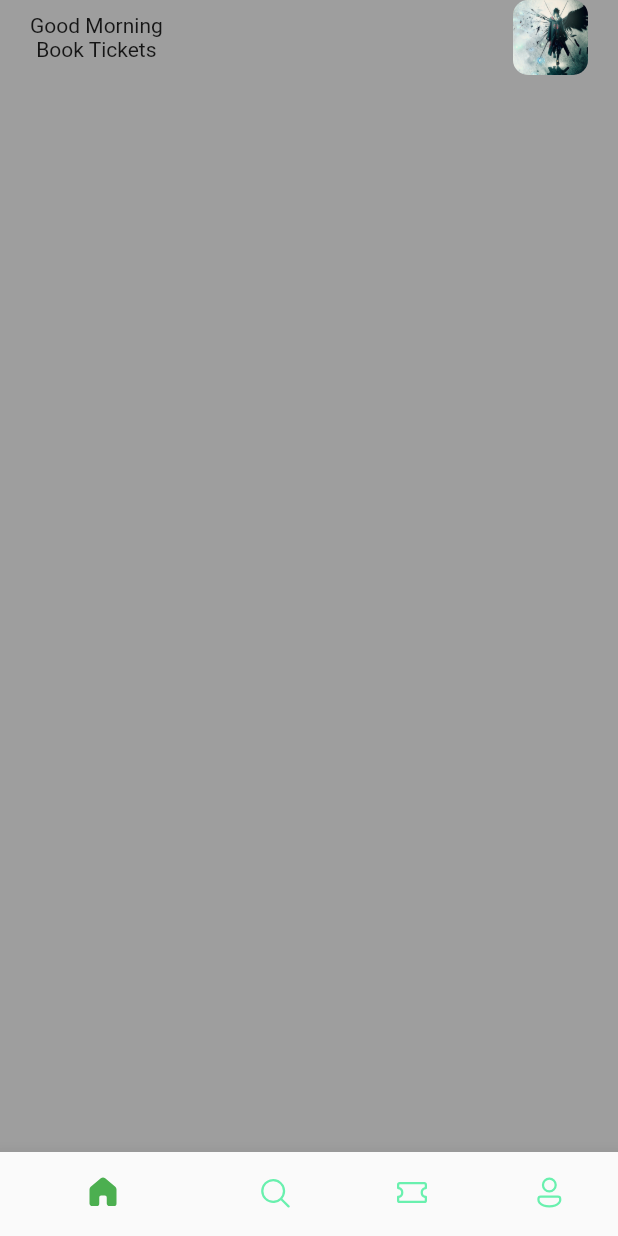
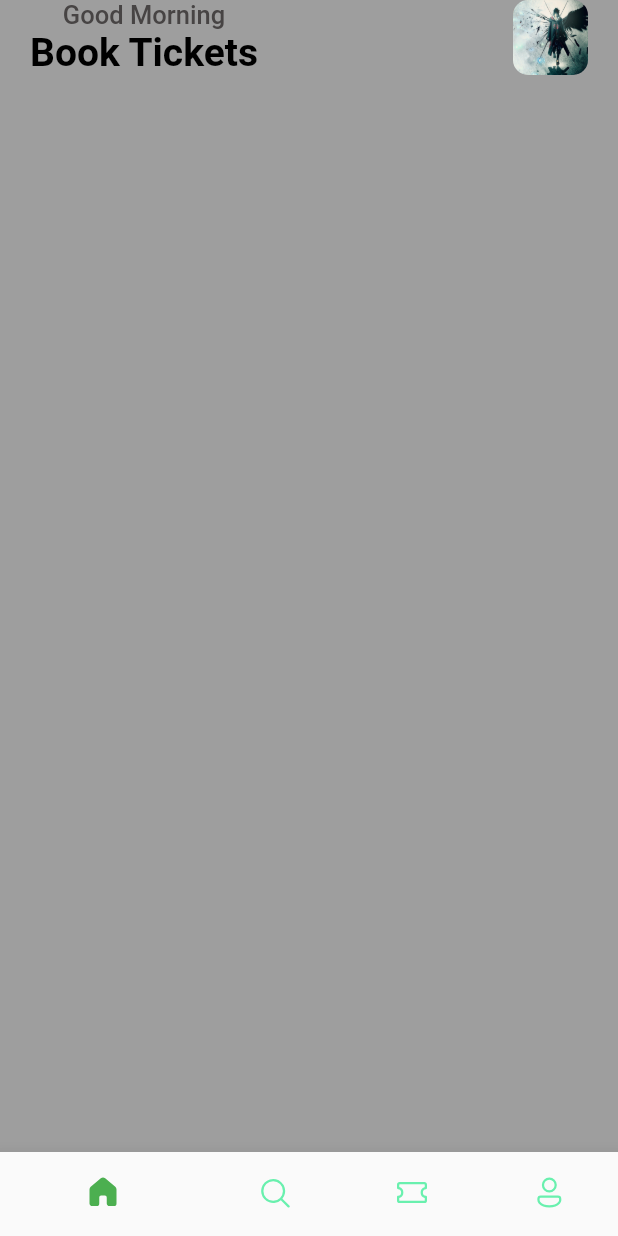
Before and after one commit to git-tolu/ticketbooking, a Flutter app: the screen it shows after launch, on a phone screen of 412 x 824 dp. Run offline on Flutter 3.47's test engine with Material 2 defaults, Android fonts, the phone set to English and light mode, and no system bars; our stand-ins replace fluentui_icons.

Commit message:
app styling

```diff
--- a/ticketbooking/lib/main.dart
+++ b/ticketbooking/lib/main.dart
@@ -1,4 +1,5 @@
 import 'package:flutter/material.dart';
+import 'package:ticketbooking/utils/app_styles.dart';
 import 'screens/bottom_dart.dart';
 
 void main() {
@@ -15,7 +16,7 @@ class MyApp extends StatelessWidget {
       debugShowCheckedModeBanner: false,
       title: 'Flutter Demo',
       theme: ThemeData(
-        primarySwatch: Colors.green,
+        primaryColor: primary,
       ),
       home: const BottomBar(),
     );
--- a/ticketbooking/lib/screens/home_screen.dart
+++ b/ticketbooking/lib/screens/home_screen.dart
@@ -2,6 +2,7 @@ import 'package:flutter/cupertino.dart';
 import 'package:flutter/material.dart';
 import 'package:flutter/src/widgets/container.dart';
 import 'package:flutter/src/widgets/framework.dart';
+import 'package:ticketbooking/utils/app_styles.dart';
 
 class HomeScreen extends StatelessWidget {
   const HomeScreen({super.key});
@@ -9,7 +10,7 @@ class HomeScreen extends StatelessWidget {
   @override
   Widget build(BuildContext context) {
     return Scaffold(
-      backgroundColor: Colors.grey,
+      backgroundColor: Styles.bgColor,
       body: ListView(
         children: [
           Container(
@@ -22,9 +23,15 @@ class HomeScreen extends StatelessWidget {
                   mainAxisAlignment: MainAxisAlignment.spaceBetween,
                   children: [
                     Column(
-                      children: const [
-                        Text("Good Morning"),
-                        Text("Book Tickets")
+                      children:  [
+                        Text(
+                          "Good Morning",
+                          style: Styles.headLineStyle3,
+                        ),
+                        Text(
+                          "Book Tickets",
+                          style: Styles.headLineStyle,
+                        )
                       ],
                     ),
                     Container(
--- a/ticketbooking/lib/utils/app_styles.dart
+++ b/ticketbooking/lib/utils/app_styles.dart
@@ -1,3 +1,35 @@
 import 'package:flutter/widgets.dart';
 
 Color primary = const Color(0xFF4CAF50);
+
+class Styles {
+  static Color primaryColor = primary;
+  static Color textColor = const Color(0xFF000000);
+  static Color bgColor = const Color(0xFF9E9E9E);
+  static Color orangeColor = const Color(0xFFB2FF59);
+  static TextStyle textStyle = TextStyle(
+    fontSize: 16,
+    color: textColor,
+    fontWeight: FontWeight.w500,
+  );
+  static TextStyle headLineStyle = TextStyle(
+    fontSize: 26,
+    color: textColor,
+    fontWeight: FontWeight.bold,
+  );
+  static TextStyle headLineStyle2 = TextStyle(
+    fontSize: 21,
+    color: textColor,
+    fontWeight: FontWeight.bold,
+  );
+  static TextStyle headLineStyle3 = const TextStyle(
+    fontSize: 17,
+    color: Color(0xFF474444),
+    fontWeight: FontWeight.w500,
+  );
+  static TextStyle headLineStyle4 = const TextStyle(
+    fontSize: 14,
+    color: Color(0xFF474444),
+    fontWeight: FontWeight.w500,
+  );
+}
```
